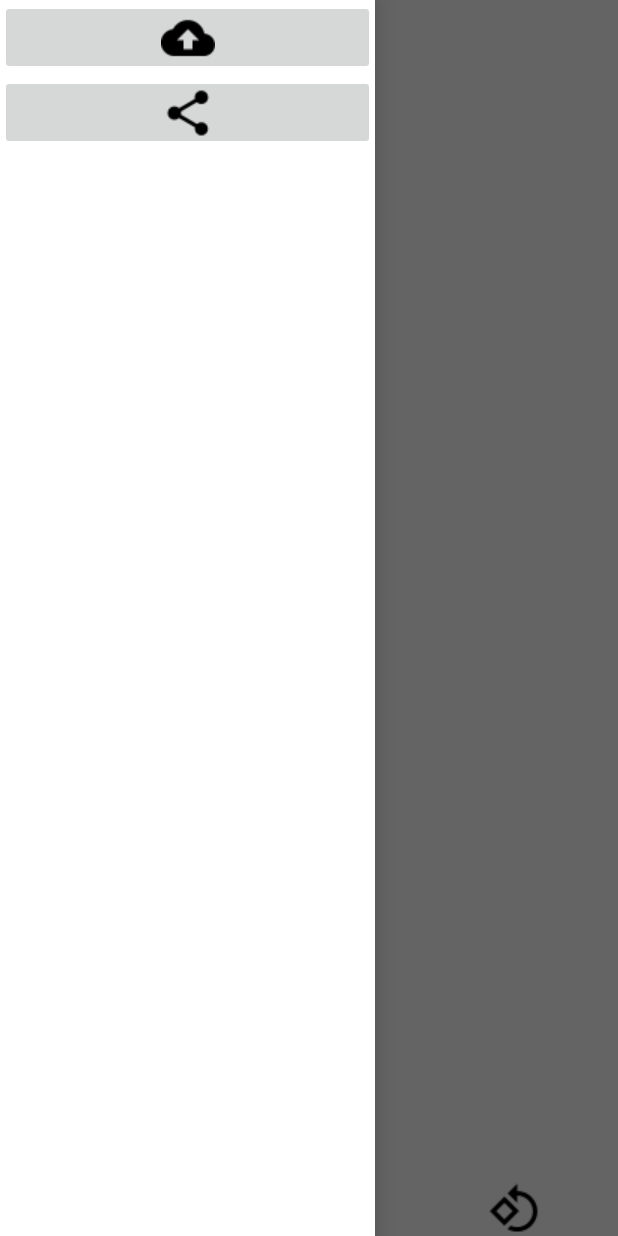
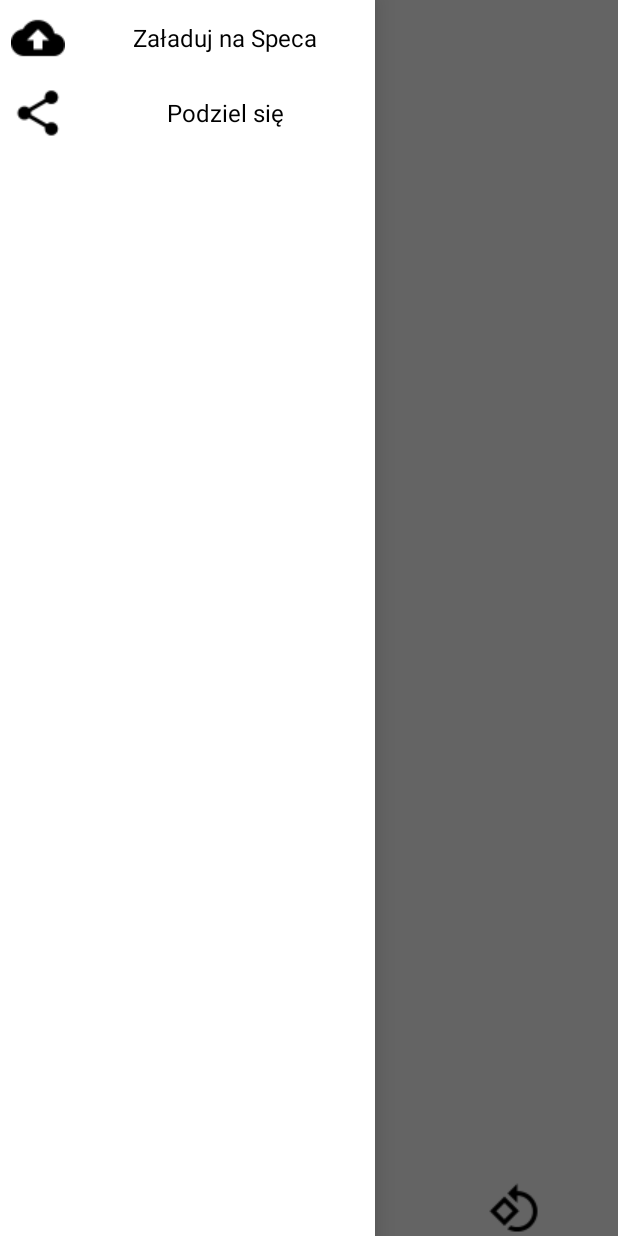
Before and after one commit to pawel2004/Aplikacja_kurs4, an Android app: the PhotoActivity screen opened directly, with no data from a screen before it, with the side drawer open, on a phone screen of 412 x 824 dp. Run offline under Robolectric (Android 15) with nearby library versions, the light colour scheme and no system bars; 4 statements that could not run were skipped.

Commit message:
Lekcja 10

```diff
--- a/app/src/main/java/com/example/grybos/aplikacjakurs4/Activities/PhotoActivity.java
+++ b/app/src/main/java/com/example/grybos/aplikacjakurs4/Activities/PhotoActivity.java
@@ -10,9 +10,13 @@ import android.graphics.Matrix;
 import android.graphics.drawable.BitmapDrawable;
 import android.net.Uri;
 import android.os.Bundle;
+import android.os.Environment;
+import android.os.StrictMode;
+import android.util.Log;
 import android.view.View;
 import android.widget.ImageButton;
 import android.widget.ImageView;
+import android.widget.LinearLayout;
 
 import com.example.grybos.aplikacjakurs4.Helpers.Networking;
 import com.example.grybos.aplikacjakurs4.Helpers.UploadFoto;
@@ -22,6 +26,7 @@ import java.io.ByteArrayOutputStream;
 import java.io.File;
 import java.io.FileNotFoundException;
 import java.io.FileOutputStream;
+import java.io.FileWriter;
 import java.io.IOException;
 import java.text.SimpleDateFormat;
 import java.util.Date;
@@ -39,8 +44,8 @@ public class PhotoActivity extends AppCompatActivity {
     private ImageView delete;
     private ImageView crop;
     private ImageView rotate;
-    private ImageButton upload;
-    private ImageButton share;
+    private LinearLayout upload;
+    private LinearLayout share;
     private String photo_path;
     private File image_file;
     private File[] delete_array;
@@ -56,12 +61,15 @@ public class PhotoActivity extends AppCompatActivity {
 
         getSupportActionBar().hide();
 
+        StrictMode.VmPolicy.Builder builder = new StrictMode.VmPolicy.Builder();
+        StrictMode.setVmPolicy(builder.build());
+
         image = findViewById(R.id.image);
         delete = findViewById(R.id.delete);
         crop = findViewById(R.id.crop);
         rotate = findViewById(R.id.rotate);
-        upload = findViewById(R.id.bt1);
-        share = findViewById(R.id.bt2);
+        upload = findViewById(R.id.upload);
+        share = findViewById(R.id.share);
 
         pDialog = new ProgressDialog(PhotoActivity.this);
         pDialog.setMessage("Ładuję...");
@@ -85,7 +93,21 @@ public class PhotoActivity extends AppCompatActivity {
 
                 if (Networking.checkConnection(PhotoActivity.this)){
 
-                    new UploadFoto(PhotoActivity.this, pDialog, photo_path).execute(URL_SERWERA);
+                    AlertDialog.Builder alert = new AlertDialog.Builder(PhotoActivity.this);
+                    alert.setTitle("Czy na pewno?");
+                    alert.setPositiveButton("Tak", new DialogInterface.OnClickListener() {
+                        @Override
+                        public void onClick(DialogInterface dialog, int which) {
+                            new UploadFoto(PhotoActivity.this, pDialog, photo_path).execute(URL_SERWERA);
+                        }
+                    });
+                    alert.setNegativeButton("Nie", new DialogInterface.OnClickListener() {
+                        @Override
+                        public void onClick(DialogInterface dialog, int which) {
+
+                        }
+                    });
+                    alert.show();
 
                 }
                 else {
@@ -97,6 +119,28 @@ public class PhotoActivity extends AppCompatActivity {
                     alert.show();
 
                 }
+
+            }
+        });
+
+        share.setOnClickListener(new View.OnClickListener() {
+            @Override
+            public void onClick(View v) {
+
+                Intent share = new Intent(Intent.ACTION_SEND);
+                share.setType("image/jpeg");
+                ByteArrayOutputStream bytes = new ByteArrayOutputStream();
+                bmp.compress(Bitmap.CompressFormat.JPEG, 100, bytes);
+                File file = new File(Environment.getExternalStorageDirectory() + File.separator + "temporary_file.jpg");
+                try {
+                    file.createNewFile();
+                    FileOutputStream fo = new FileOutputStream(file);
+                    fo.write(bytes.toByteArray());
+                } catch (IOException e) {
+                    e.printStackTrace();
+                }
+                share.putExtra(Intent.EXTRA_STREAM, Uri.parse("file:///sdcard/temporary_file.jpg"));
+                startActivity(Intent.createChooser(share, "Share Image"));
 
             }
         });
--- a/app/src/main/res/layout/activity_photo.xml
+++ b/app/src/main/res/layout/activity_photo.xml
@@ -55,19 +55,51 @@
         android:background="@color/white"
         android:orientation="vertical">
 
-        <ImageButton
+        <LinearLayout
             android:layout_width="match_parent"
             android:layout_height="@dimen/image_button_height"
-            android:id="@+id/bt1"
-            android:text="@string/upload"
-            android:src="@drawable/baseline_cloud_upload_black_36dp"/>
+            android:orientation="horizontal"
+            android:id="@+id/upload"
+            android:background="@color/white">
 
-        <ImageButton
+            <ImageView
+                android:layout_width="@dimen/image_button_height"
+                android:layout_height="@dimen/image_button_height"
+                android:src="@drawable/baseline_cloud_upload_black_36dp"
+                android:scaleType="centerInside"/>
+
+            <TextView
+                android:layout_width="match_parent"
+                android:layout_height="match_parent"
+                android:gravity="center"
+                android:text="@string/upload"
+                android:textColor="@color/black"
+                android:textSize="@dimen/text_size"/>
+
+        </LinearLayout>
+
+        <LinearLayout
             android:layout_width="match_parent"
             android:layout_height="@dimen/image_button_height"
-            android:id="@+id/bt2"
-            android:text="@string/share"
-            android:src="@drawable/baseline_share_black_36dp"/>
+            android:orientation="horizontal"
+            android:id="@+id/share"
+            android:background="@color/white">
+
+            <ImageView
+                android:layout_width="@dimen/image_button_height"
+                android:layout_height="@dimen/image_button_height"
+                android:src="@drawable/baseline_share_black_36dp"
+                android:scaleType="centerInside"/>
+
+            <TextView
+                android:layout_width="match_parent"
+                android:layout_height="match_parent"
+                android:gravity="center"
+                android:text="@string/share"
+                android:textColor="@color/black"
+                android:textSize="@dimen/text_size"/>
+
+        </LinearLayout>
 
     </LinearLayout>
 
```
